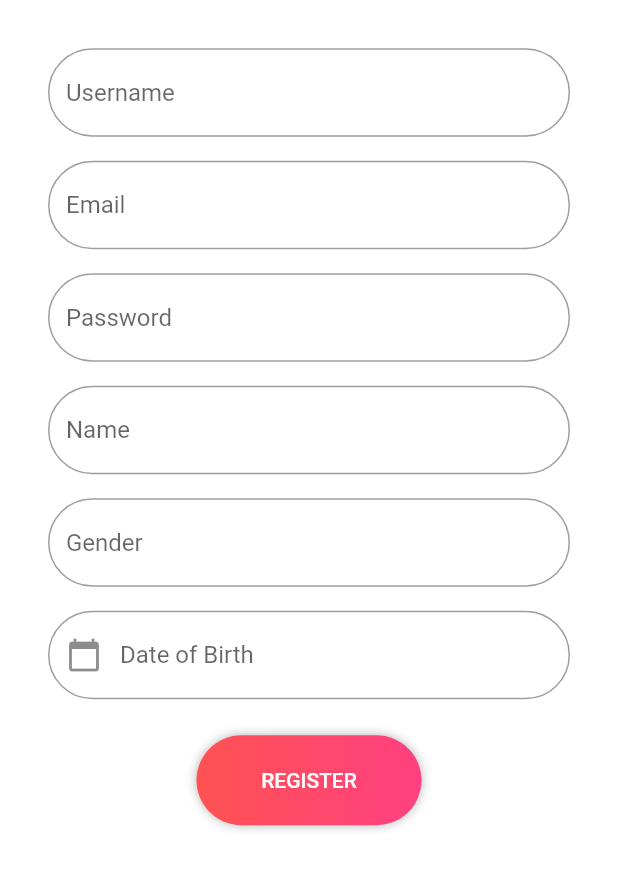
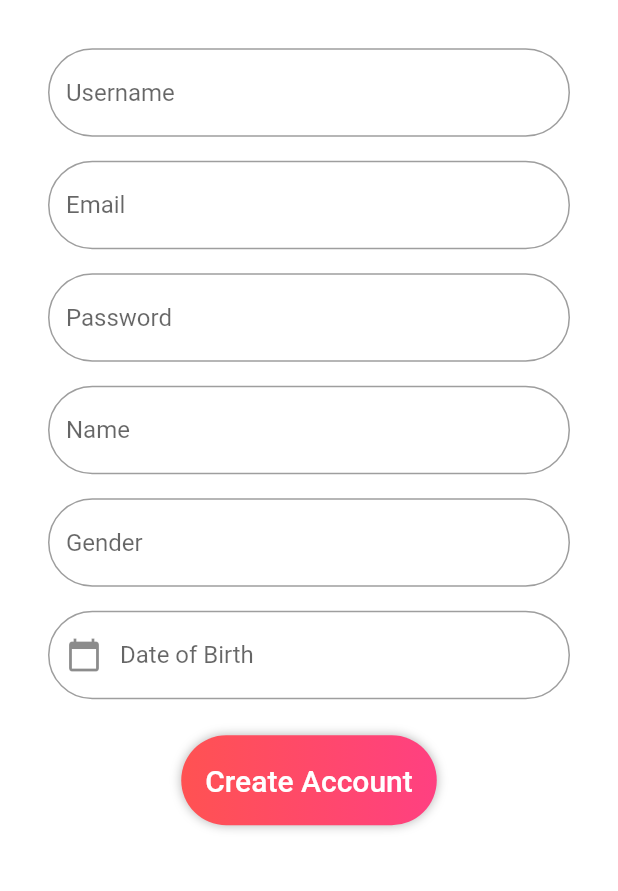
Before and after one commit to basiljamil12/BeFit, a Flutter app: the RegisterView screen opened by its route, on a phone screen of 412 x 824 dp, the part 218-1109 px from its top. Run offline on Flutter 3.47's test engine with Material 2 defaults, Android fonts, the phone set to English and light mode, and no system bars; our stand-ins replace firebase_auth, firebase_core, google_nav_bar, pedometer; accounts and stored records are empty.

Commit message:
Font Fix

```diff
--- a/frontend/mybefitapp/lib/views/register_view.dart
+++ b/frontend/mybefitapp/lib/views/register_view.dart
@@ -260,7 +260,10 @@ class _RegisterViewState extends State<RegisterView> {
                           borderRadius: BorderRadius.circular(50.0),
                         ),
                       ),
-                      child: const Text('REGISTER'),
+                      child: const Text(
+                        'Create Account',
+                        style: TextStyle(fontSize: 20),
+                      ),
                     ),
                   ),
                   const SizedBox(
```
Also changed, not shown: frontend/mybefitapp/pubspec.lock.
